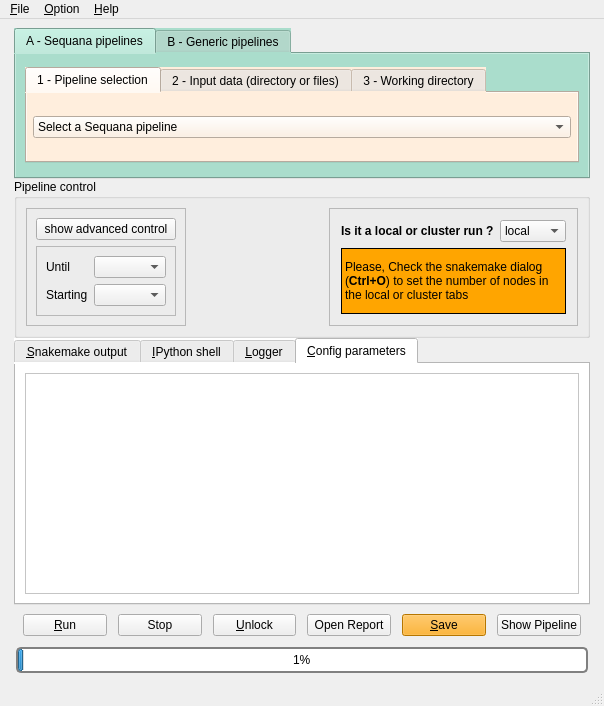
Qt form sequana/gui/mainwindow.ui (vladsaveliev/sequana) before a commit.
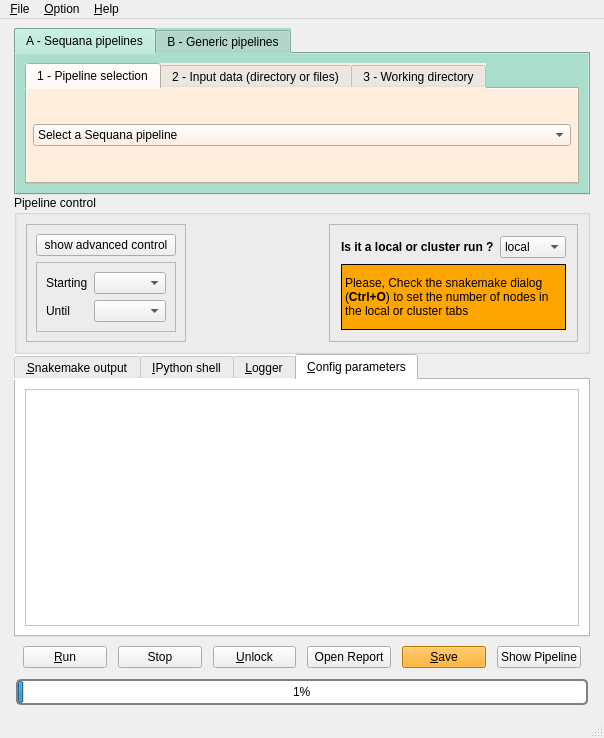
The same form after that commit. The open tabs and pages were chosen to show the change.

Commit message: update the sequanix layout

The edit to the form file:
```diff
--- a/sequana/gui/mainwindow.ui
+++ b/sequana/gui/mainwindow.ui
@@ -7,7 +7,7 @@
     <x>0</x>
     <y>0</y>
     <width>604</width>
-    <height>706</height>
+    <height>738</height>
    </rect>
   </property>
   <property name="sizePolicy">
@@ -55,6 +55,15 @@
        </color>
       </brush>
      </colorrole>
+     <colorrole role="ToolTipBase">
+      <brush brushstyle="SolidPattern">
+       <color alpha="255">
+        <red>255</red>
+        <green>170</green>
+        <blue>127</blue>
+       </color>
+      </brush>
+     </colorrole>
     </active>
     <inactive>
      <colorrole role="BrightText">
@@ -93,6 +102,15 @@
        </color>
       </brush>
      </colorrole>
+     <colorrole role="ToolTipBase">
+      <brush brushstyle="SolidPattern">
+       <color alpha="255">
+        <red>255</red>
+        <green>170</green>
+        <blue>127</blue>
+       </color>
+      </brush>
+     </colorrole>
     </inactive>
     <disabled>
      <colorrole role="BrightText">
@@ -131,12 +149,24 @@
        </color>
       </brush>
      </colorrole>
+     <colorrole role="ToolTipBase">
+      <brush brushstyle="SolidPattern">
+       <color alpha="255">
+        <red>255</red>
+        <green>170</green>
+        <blue>127</blue>
+       </color>
+      </brush>
+     </colorrole>
     </disabled>
    </palette>
   </property>
   <property name="windowTitle">
    <string>Sequanix (Sequana GUI)</string>
   </property>
+  <property name="styleSheet">
+   <string notr="true"/>
+  </property>
   <property name="tabShape">
    <enum>QTabWidget::Rounded</enum>
   </property>
@@ -173,7 +203,7 @@
         <property name="minimumSize">
          <size>
           <width>0</width>
-          <height>151</height>
+          <height>167</height>
          </size>
         </property>
         <property name="toolTip">
@@ -203,17 +233,14 @@
          </attribute>
          <layout class="QGridLayout" name="gridLayout_6">
           <item row="0" column="0">
-           <layout class="QVBoxLayout" name="verticalLayout_4">
-            <property name="spacing">
-             <number>6</number>
-            </property>
-            <item>
+           <layout class="QGridLayout" name="gridLayout_20">
+            <item row="0" column="0">
              <widget class="QTabWidget" name="tabs_sequana">
               <property name="enabled">
                <bool>true</bool>
               </property>
               <property name="sizePolicy">
-               <sizepolicy hsizetype="Expanding" vsizetype="Maximum">
+               <sizepolicy hsizetype="Expanding" vsizetype="Preferred">
                 <horstretch>0</horstretch>
                 <verstretch>0</verstretch>
                </sizepolicy>
@@ -481,10 +508,7 @@
                <attribute name="title">
                 <string>1 - Pipeline selection</string>
                </attribute>
-               <layout class="QHBoxLayout" name="layout_sequana">
-                <property name="spacing">
-                 <number>6</number>
-                </property>
+               <layout class="QGridLayout" name="gridLayout_19">
                 <property name="sizeConstraint">
                  <enum>QLayout::SetDefaultConstraint</enum>
                 </property>
@@ -494,10 +518,10 @@
                 <property name="rightMargin">
                  <number>6</number>
                 </property>
-                <item>
+                <item row="0" column="0">
                  <layout class="QVBoxLayout" name="verticalLayout" stretch="0">
                   <property name="spacing">
-                   <number>4</number>
+                   <number>6</number>
                   </property>
                   <property name="rightMargin">
                    <number>0</number>
@@ -555,6 +579,15 @@
                          </color>
                         </brush>
                        </colorrole>
+                       <colorrole role="Highlight">
+                        <brush brushstyle="SolidPattern">
+                         <color alpha="255">
+                          <red>89</red>
+                          <green>100</green>
+                          <blue>255</blue>
+                         </color>
+                        </brush>
+                       </colorrole>
                        <colorrole role="HighlightedText">
                         <brush brushstyle="SolidPattern">
                          <color alpha="255">
@@ -629,6 +662,15 @@
                          </color>
                         </brush>
                        </colorrole>
+                       <colorrole role="Highlight">
+                        <brush brushstyle="SolidPattern">
+                         <color alpha="255">
+                          <red>89</red>
+                          <green>100</green>
+                          <blue>255</blue>
+                         </color>
+                        </brush>
+                       </colorrole>
                        <colorrole role="HighlightedText">
                         <brush brushstyle="SolidPattern">
                          <color alpha="255">
@@ -703,6 +745,15 @@
                          </color>
                         </brush>
                        </colorrole>
+                       <colorrole role="Highlight">
+                        <brush brushstyle="SolidPattern">
+                         <color alpha="255">
+                          <red>89</red>
+                          <green>100</green>
+                          <blue>255</blue>
+                         </color>
+                        </brush>
+                       </colorrole>
                        <colorrole role="HighlightedText">
                         <brush brushstyle="SolidPattern">
                          <color alpha="255">
@@ -739,6 +790,9 @@
                     <property name="autoFillBackground">
                      <bool>false</bool>
                     </property>
+                    <property name="styleSheet">
+                     <string notr="true">selection-background-color: rgb(89, 100, 255);</string>
+                    </property>
                     <property name="currentText">
                      <string>Select a Sequana pipeline</string>
                     </property>
@@ -940,23 +994,6 @@
               <layout class="QGridLayout" name="gridLayout_16">
                <item row="1" column="1">
                 <layout class="QFormLayout" name="formLayout">
-                 <item row="1" column="0">
-                  <widget class="QLabel" name="label">
-                   <property name="text">
-                    <string>Until</string>
-                   </property>
-                  </widget>
-                 </item>
-                 <item row="1" column="1">
-                  <widget class="QComboBox" name="until_box">
-                   <property name="editable">
-                    <bool>false</bool>
-                   </property>
-                   <property name="currentText">
-                    <string/>
-                   </property>
-                  </widget>
-                 </item>
                  <item row="2" column="0">
                   <widget class="QLabel" name="label_2">
                    <property name="text">
@@ -967,6 +1004,23 @@
                  <item row="2" column="1">
                   <widget class="QComboBox" name="starting_box"/>
                  </item>
+                 <item row="3" column="1">
+                  <widget class="QComboBox" name="until_box">
+                   <property name="editable">
+                    <bool>false</bool>
+                   </property>
+                   <property name="currentText">
+                    <string/>
+                   </property>
+                  </widget>
+                 </item>
+                 <item row="3" column="0">
+                  <widget class="QLabel" name="label">
+                   <property name="text">
+                    <string>Until</string>
+                   </property>
+                  </widget>
+                 </item>
                 </layout>
                </item>
               </layout>
@@ -1223,8 +1277,8 @@
               <rect>
                <x>0</x>
                <y>0</y>
-               <width>654</width>
-               <height>181</height>
+               <width>552</width>
+               <height>217</height>
               </rect>
              </property>
             </widget>
```
Left out of the diff: 23 changed lines with no effect on the pictures. The commit also changes 5 other files.
